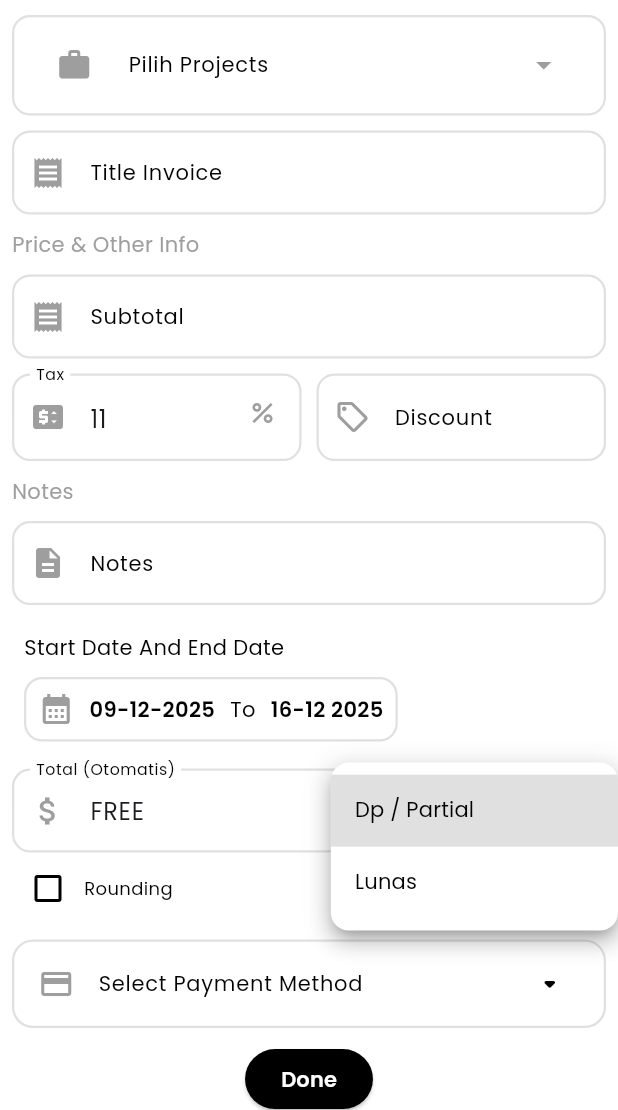
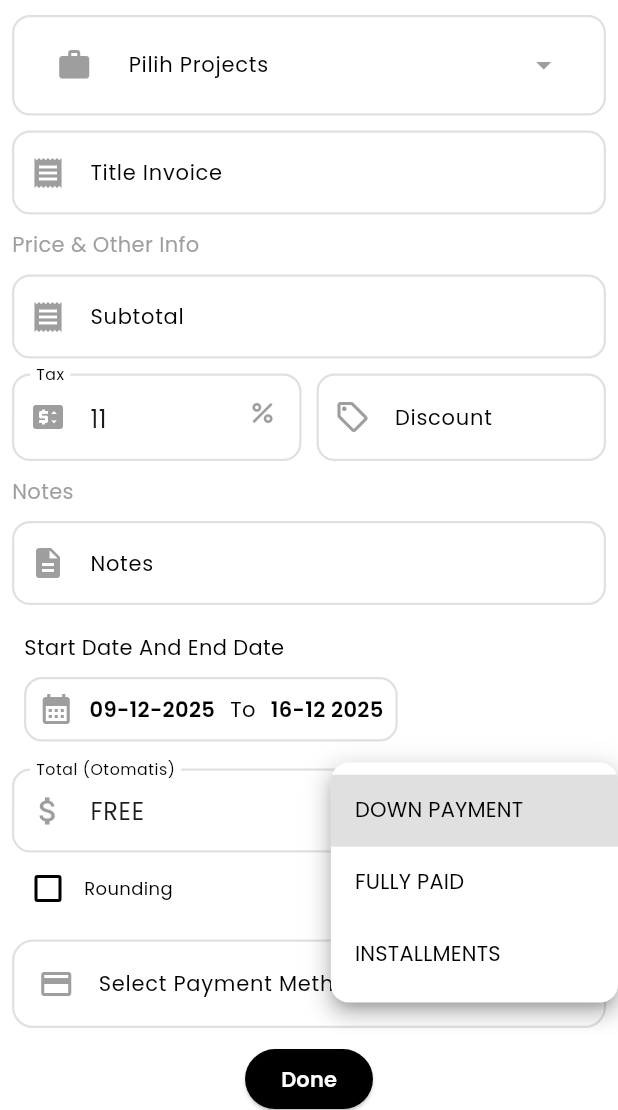
Before and after one commit to jbranabb/kliencash, a Flutter app: the AddInovice screen opened directly, after a tap on "Select Status", on a phone screen of 412 x 824 dp, the part 126-1236 px from its top. Run offline on Flutter 3.47's test engine with Material 3 defaults, Android fonts, the phone set to English and light mode, and no system bars; our stand-ins replace bloc, calendar_date_picker2, country_code_picker, easy_localization, flutter_bloc, flutter_slidable and 8 more; accounts and stored records are empty.

Commit message:
feat(lang) adding new status for invoice installments and make it to the ui too

```diff
--- a/lib/Screens/Widgets/colors_status.dart
+++ b/lib/Screens/Widgets/colors_status.dart
@@ -11,11 +11,24 @@ Color bgcolors(String state) {
     case "completed":
       return Colors.green.shade100;
     case "cancelled":
-      return Colors.red.shade100;
+
+    // status invocie
+
     case "lunas":
       return Colors.blue.shade100;
-    case "dp / partial":
+    case "fully paid":
+      return Colors.blue.shade100;
+
+    case "uang muka":
       return Colors.orange.shade100;
+    case "down payment":
+      return Colors.orange.shade100;
+
+    case "cicilan":
+      return Colors.yellow.shade100;
+    case "installments":
+      return Colors.yellow.shade100;
+
     default:
       return Colors.grey.shade100;
   }
@@ -23,6 +36,7 @@ Color bgcolors(String state) {
 
 Color colors(String state) {
   switch (state.toLowerCase()) {
+    // status projects
     case "pending":
       return Colors.orange.shade700;
     case "on going":
@@ -31,10 +45,22 @@ Color colors(String state) {
       return Colors.green.shade700;
     case "cancelled":
       return Colors.red;
+
+      // status invoice
     case "lunas":
       return Colors.blue.shade700;
-    case "dp / partial":
+    case "fully paid":
+      return Colors.blue.shade700;
+
+    case "uang muka":
       return Colors.orange.shade700;
+    case "down payment":
+      return Colors.orange.shade700;
+
+    case "cicilan":
+      return Colors.yellow.shade800;
+    case "installments":
+      return Colors.yellow.shade800;
     default:
       return Colors.grey.shade500;
   }
@@ -50,6 +76,20 @@ PdfColor pdfcolors(String state) {
       return PdfColors.green;
     case "cancelled":
       return PdfColors.red;
+       case "lunas":
+      return PdfColors.blue;
+    case "fully paid":
+      return PdfColors.blue;
+
+    case "uang muka":
+      return PdfColors.orange700;
+    case "down payment":
+      return PdfColors.orange700;
+
+    case "cicilan":
+      return PdfColors.yellow800;
+    case "installments":
+      return PdfColors.yellow800;
     default:
       return PdfColors.grey;
   }
--- a/lib/Screens/Widgets/statusInvoice.dart
+++ b/lib/Screens/Widgets/statusInvoice.dart
@@ -4,7 +4,6 @@ import 'package:flutter/material.dart';
 import 'package:flutter_bloc/flutter_bloc.dart';
 import 'package:kliencash/Screens/Widgets/colors_status.dart';
 import 'package:kliencash/Screens/Widgets/my_text.dart';
-import 'package:kliencash/Screens/Widgets/text_fields.dart';
 import 'package:kliencash/locale_keys.dart';
 import 'package:kliencash/state/cubit/dropdown_statusinvoice.dart';
 
@@ -21,7 +20,7 @@ class StatusInvoice extends StatelessWidget {
       children: [
         BlocBuilder<DropdownStatusinvoice, String?>(
           builder: (context, stateTtile) {
-            List<String> list = ['Dp / Partial', 'Lunas'];
+            List<String> list = [LocaleKeys.dp.tr().toUpperCase(), LocaleKeys.fullyPaid.tr().toUpperCase(),LocaleKeys.installments.tr().toUpperCase() ];
             return DropdownButton<String>(
               onChanged: (value) {
                 context.read<DropdownStatusinvoice>().setStatus(
--- a/lib/Screens/pages/mainGrid/invoice/detail_invoice.dart
+++ b/lib/Screens/pages/mainGrid/invoice/detail_invoice.dart
@@ -69,7 +69,10 @@ class DetailInvoice extends StatelessWidget {
                             Column(
                               crossAxisAlignment: CrossAxisAlignment.start,
                               children: [
-                                MyText(title: LocaleKeys.invoiceNumber.tr(), fontSize: 10),
+                                MyText(
+                                  title: LocaleKeys.invoiceNumber.tr(),
+                                  fontSize: 10,
+                                ),
                                 MyText(
                                   title: invoice.invoiceNumber,
                                   fontWeight: FontWeight.bold,
@@ -87,7 +90,19 @@ class DetailInvoice extends StatelessWidget {
                                   vertical: 4,
                                 ),
                                 child: MyText(
-                                  title: invoice.status.toUpperCase(),
+                                  title:
+                                      invoice.status.toLowerCase() ==
+                                          'fully paid'
+                                      ? LocaleKeys.fullyPaid.tr().toUpperCase()
+                                      : invoice.status.toLowerCase() ==
+                                            'installments'
+                                      ? LocaleKeys.installments
+                                            .tr()
+                                            .toUpperCase()
+                                      : invoice.status.toLowerCase() ==
+                                            'down payment'
+                                      ? LocaleKeys.dp.tr().toUpperCase()
+                                      : invoice.status.toUpperCase(),
                                   color: colors(invoice.status),
                                   fontWeight: FontWeight.w600,
                                   fontSize: 12,
@@ -99,7 +114,10 @@ class DetailInvoice extends StatelessWidget {
                         Column(
                           crossAxisAlignment: CrossAxisAlignment.start,
                           children: [
-                            MyText(title: LocaleKeys.projectTitle.tr(), fontSize: 10),
+                            MyText(
+                              title: LocaleKeys.projectTitle.tr(),
+                              fontSize: 10,
+                            ),
                             MyText(
                               title: invoice.title,
                               fontWeight: FontWeight.bold,
@@ -123,7 +141,7 @@ class DetailInvoice extends StatelessWidget {
                               Colors.red.shade100,
                               Colors.red,
                               Icons.event_busy,
-                              LocaleKeys.dueDate,
+                              LocaleKeys.dueDate.tr(),
                             ),
                           ],
                         ),
@@ -172,8 +190,14 @@ class DetailInvoice extends StatelessWidget {
                             _buildInfoRow(LocaleKeys.project, project.agenda),
                             if (project.desc != null) ...[
                               SizedBox(height: 8),
-                              _buildInfoRow(LocaleKeys.phoneNumber, client.handphone),
-                              _buildInfoRow(LocaleKeys.phoneNumber, client.alamat),
+                              _buildInfoRow(
+                                LocaleKeys.phoneNumber,
+                                client.handphone,
+                              ),
+                              _buildInfoRow(
+                                LocaleKeys.phoneNumber,
+                                client.alamat,
+                              ),
                             ],
                           ],
                         ),
@@ -204,7 +228,10 @@ class DetailInvoice extends StatelessWidget {
                                     return Column(
                                       children: [
                                         SizedBox(height: 8),
-                                        _buildInfoRow('${LocaleKeys.opeartional}:', ''),
+                                        _buildInfoRow(
+                                          '${LocaleKeys.opeartional}:',
+                                          '',
+                                        ),
                                         ListView.builder(
                                           shrinkWrap: true,
                                           physics:
--- a/lib/Screens/pages/mainGrid/invoice/invoice_page.dart
+++ b/lib/Screens/pages/mainGrid/invoice/invoice_page.dart
@@ -225,8 +225,12 @@ class _InvoicePageState extends State<InvoicePage> {
                         borderRadius: BorderRadius.circular(20),
                       ),
                       child: MyText(
-                        title: invoice.status.toLowerCase() == 'lunas'
-                            ? LocaleKeys.fullyPaid.tr()
+                        title: invoice.status.toLowerCase() == 'fully paid'
+                            ? LocaleKeys.fullyPaid.tr().toUpperCase()
+                            : invoice.status.toLowerCase() == 'installments'
+                            ? LocaleKeys.installments.tr().toUpperCase()
+                            : invoice.status.toLowerCase() == 'down payment'
+                            ? LocaleKeys.dp.tr().toUpperCase()
                             : invoice.status.toUpperCase(),
                         fontSize: 11,
                         fontWeight: FontWeight.w700,
```
Also changed, not shown: lib/Screens/pages/mainGrid/invoice/add_inovice.dart (+20 -16 lines).
